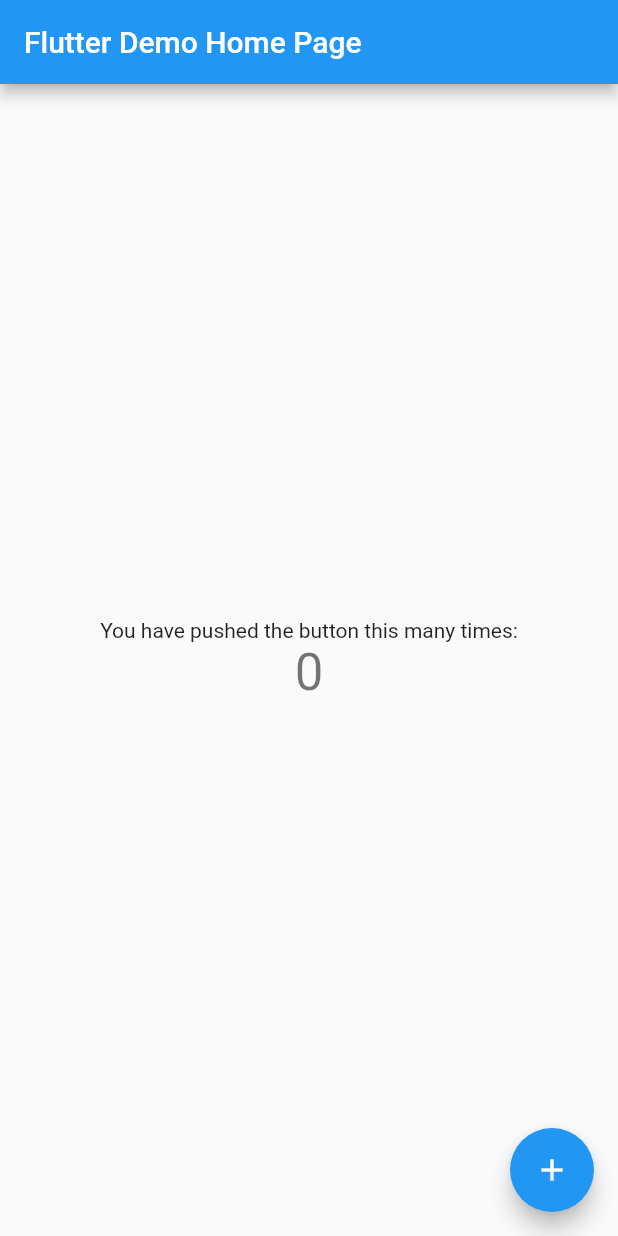
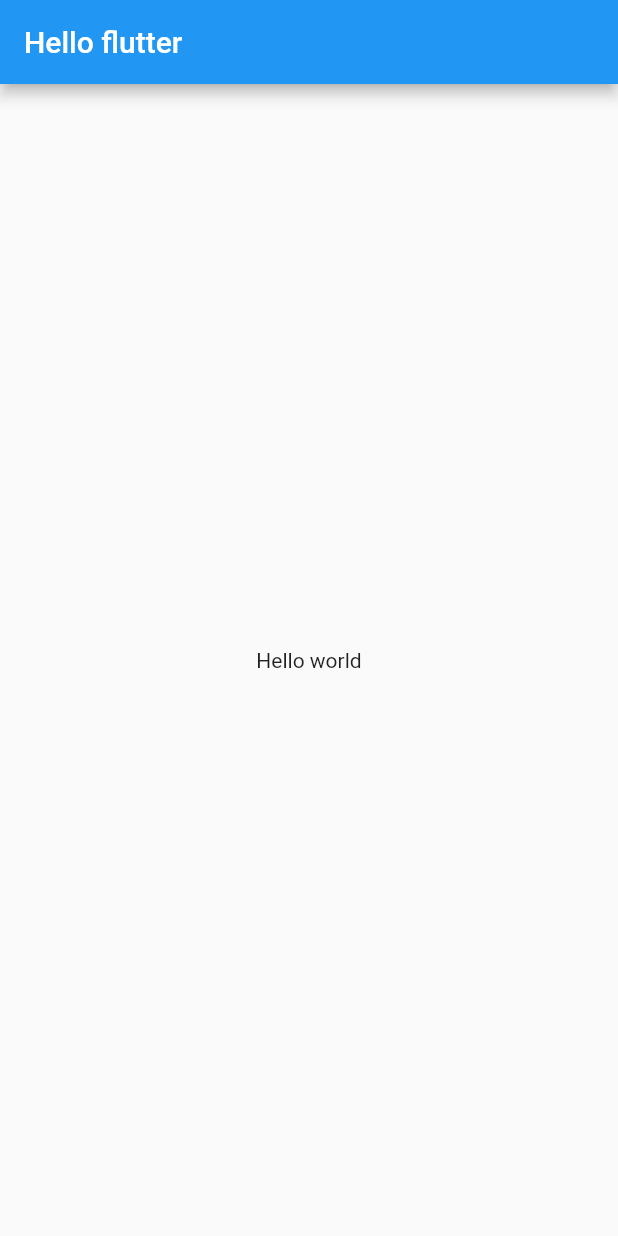
Before and after one commit to MalMyeong/clonecoding_ver1, a Flutter app: the screen it shows after launch, on a phone screen of 412 x 824 dp. Run offline on Flutter 3.47's test engine with Material 2 defaults, Android fonts, the phone set to English and light mode, and no system bars.

Commit message:
flutter day1 basic lesson

```diff
--- a/lib/main.dart
+++ b/lib/main.dart
@@ -1,115 +1,22 @@
+import 'package:flutter/cupertino.dart';
 import 'package:flutter/material.dart';
 
 void main() {
-  runApp(const MyApp());
+  runApp(App());
 }
 
-class MyApp extends StatelessWidget {
-  const MyApp({super.key});
-
-  // This widget is the root of your application.
+class App extends StatelessWidget {
   @override
   Widget build(BuildContext context) {
     return MaterialApp(
-      title: 'Flutter Demo',
-      theme: ThemeData(
-        // This is the theme of your application.
-        //
-        // Try running your application with "flutter run". You'll see the
-        // application has a blue toolbar. Then, without quitting the app, try
-        // changing the primarySwatch below to Colors.green and then invoke
-        // "hot reload" (press "r" in the console where you ran "flutter run",
-        // or simply save your changes to "hot reload" in a Flutter IDE).
-        // Notice that the counter didn't reset back to zero; the application
-        // is not restarted.
-        primarySwatch: Colors.blue,
+      home: Scaffold(
+        appBar: AppBar(
+          title: Text('Hello flutter'),
+        ),
+        body: Center(
+          child: Text('Hello world'),
+        ),
       ),
-      home: const MyHomePage(title: 'Flutter Demo Home Page'),
     );
   }
 }
-
-class MyHomePage extends StatefulWidget {
-  const MyHomePage({super.key, required this.title});
-
-  // This widget is the home page of your application. It is stateful, meaning
-  // that it has a State object (defined below) that contains fields that affect
-  // how it looks.
-
-  // This class is the configuration for the state. It holds the values (in this
-  // case the title) provided by the parent (in this case the App widget) and
-  // used by the build method of the State. Fields in a Widget subclass are
-  // always marked "final".
-
-  final String title;
-
-  @override
-  State<MyHomePage> createState() => _MyHomePageState();
-}
-
-class _MyHomePageState extends State<MyHomePage> {
-  int _counter = 0;
-
-  void _incrementCounter() {
-    setState(() {
-      // This call to setState tells the Flutter framework that something has
-      // changed in this State, which causes it to rerun the build method below
-      // so that the display can reflect the updated values. If we changed
-      // _counter without calling setState(), then the build method would not be
-      // called again, and so nothing would appear to happen.
-      _counter++;
-    });
-  }
-
-  @override
-  Widget build(BuildContext context) {
-    // This method is rerun every time setState is called, for instance as done
-    // by the _incrementCounter method above.
-    //
-    // The Flutter framework has been optimized to make rerunning build methods
-    // fast, so that you can just rebuild anything that needs updating rather
-    // than having to individually change instances of widgets.
-    return Scaffold(
-      appBar: AppBar(
-        // Here we take the value from the MyHomePage object that was created by
-        // the App.build method, and use it to set our appbar title.
-        title: Text(widget.title),
-      ),
-      body: Center(
-        // Center is a layout widget. It takes a single child and positions it
-        // in the middle of the parent.
-        child: Column(
-          // Column is also a layout widget. It takes a list of children and
-          // arranges them vertically. By default, it sizes itself to fit its
-          // children horizontally, and tries to be as tall as its parent.
-          //
-          // Invoke "debug painting" (press "p" in the console, choose the
-          // "Toggle Debug Paint" action from the Flutter Inspector in Android
-          // Studio, or the "Toggle Debug Paint" command in Visual Studio Code)
-          // to see the wireframe for each widget.
-          //
-          // Column has various properties to control how it sizes itself and
-          // how it positions its children. Here we use mainAxisAlignment to
-          // center the children vertically; the main axis here is the vertical
-          // axis because Columns are vertical (the cross axis would be
-          // horizontal).
-          mainAxisAlignment: MainAxisAlignment.center,
-          children: <Widget>[
-            const Text(
-              'You have pushed the button this many times:',
-            ),
-            Text(
-              '$_counter',
-              style: Theme.of(context).textTheme.headlineMedium,
-            ),
-          ],
-        ),
-      ),
-      floatingActionButton: FloatingActionButton(
-        onPressed: _incrementCounter,
-        tooltip: 'Increment',
-        child: const Icon(Icons.add),
-      ), // This trailing comma makes auto-formatting nicer for build methods.
-    );
-  }
-}
```
Also changed, not shown: 1 other file.
